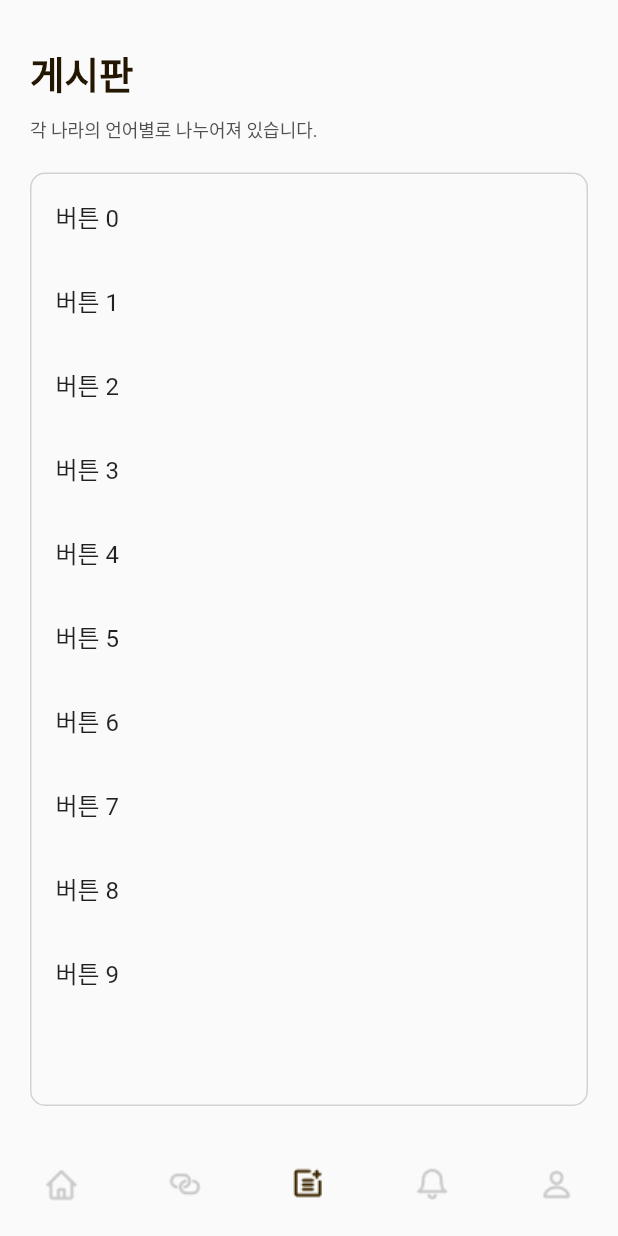
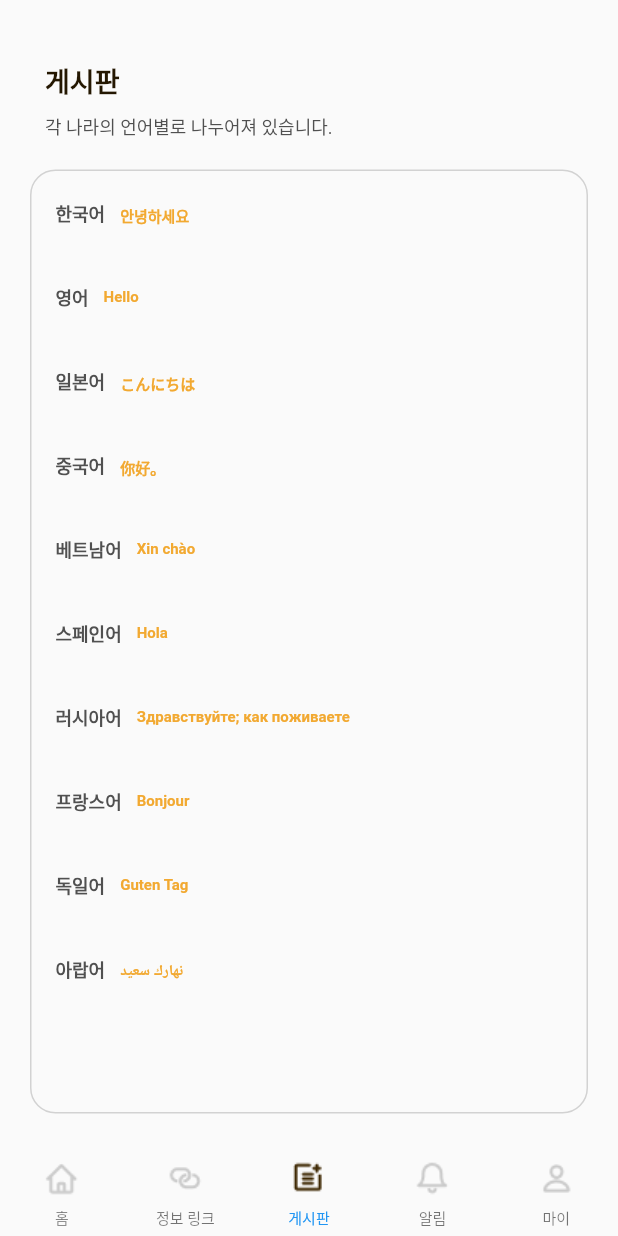
Before and after one commit to dlaywls/kideukkideuk_project, a Flutter app: the screen it shows after launch, item 3 of the bottom bar chosen, on a phone screen of 412 x 824 dp. Run offline on Flutter 3.47's test engine with Material 2 defaults, Android fonts, the phone set to English and light mode, and no system bars; our stand-ins replace get.

Commit message:
feat: 글쓰기 페이지 추가

```diff
--- a/lib/src/app.dart
+++ b/lib/src/app.dart
@@ -10,6 +10,7 @@ class App extends GetView<BottomNavController> {
   @override
   Widget build(BuildContext context) {
     return WillPopScope(
+      onWillPop: controller.willPopAction,
       child: Obx(
         () => Scaffold(
           // backgroundColor: Colors.blue, // 만약 배경화면 색 있다면 바꾸기
@@ -17,29 +18,36 @@ class App extends GetView<BottomNavController> {
             index: controller.pageIndex.value,
             children: [
               Container(
-                child: Center(child: Text('HOME')),
+                child: const Center(child: Text('HOME')),
               ),
               Container(
-                child: Center(child: Text('SEARCH')),
+                child: const Center(child: Text('SEARCH')),
               ),
               const Board(),
               Container(
-                child: Center(child: Text('UPLOAD')),
+                child: const Center(child: Text('UPLOAD')),
               ),
               Container(
-                child: Center(child: Text('ACTIVITY')),
+                child: const Center(child: Text('ACTIVITY')),
               ),
               Container(
-                child: Center(child: Text('MYPAGE')),
+                child: const Center(child: Text('MYPAGE')),
               ),
             ],
           ),
           bottomNavigationBar: BottomNavigationBar(
             type: BottomNavigationBarType.fixed,
             // label 없이 아이콘만 보여주기
-            showSelectedLabels: false,
-            showUnselectedLabels: false,
-            // backgoundColor: Colors.blue,
+            showSelectedLabels: true,
+            showUnselectedLabels: true,
+            selectedLabelStyle: TextStyle(
+              color: Color(0x402A05),
+              fontSize: 10, // 선택된 텍스트 색상
+            ),
+            unselectedLabelStyle: TextStyle(
+              color: Color(0x9E9E9E),
+              fontSize: 10, // 선택되지 않은 텍스트 색상
+            ),
 
             // 기본 활성화 창 설정 (0 = 홈)
             currentIndex: controller.pageIndex.value,
@@ -52,43 +60,31 @@ class App extends GetView<BottomNavController> {
               BottomNavigationBarItem(
                 icon: ImageData(IconsPath.homeOff, size: 30),
                 activeIcon: ImageData(IconsPath.homeOn, size: 30),
-                label: 'home',
+                label: '홈',
               ),
               BottomNavigationBarItem(
                 icon: ImageData(IconsPath.infoOff, size: 30),
                 activeIcon: ImageData(IconsPath.infoOn, size: 30),
-                label: 'home',
+                label: '정보 링크',
               ),
               BottomNavigationBarItem(
                 icon: ImageData(IconsPath.boardOff, size: 30),
                 activeIcon: ImageData(IconsPath.boardOn, size: 30),
-                label: 'home',
+                label: '게시판',
               ),
               BottomNavigationBarItem(
                 icon: ImageData(IconsPath.alarmOff, size: 30),
                 activeIcon: ImageData(IconsPath.alarmOn, size: 30),
-                label: 'home',
+                label: '알림',
               ),
               BottomNavigationBarItem(
                 icon: ImageData(IconsPath.mypageOff, size: 30),
-                label: 'home',
-              ),
-              /*BottomNavigationBarItem(
-                icon: Container(
-                  width: 30,
-                  height: 30,
-                  decoration: const BoxDecoration(
-                    shape: BoxShape.circle,
-                    color: Colors.grey,
-                  ),
-                ),
-                label: 'home',
-              ),*/
+                label: '마이',
+              )
             ],
           ),
         ),
       ),
-      onWillPop: controller.willPopAction,
     );
   }
 }
--- a/lib/src/components/image_data.dart
+++ b/lib/src/components/image_data.dart
@@ -28,7 +28,7 @@ class IconsPath {
   static String get alarmOff => 'assets/images/bottom_nav_alarm_off_icon.png';
   static String get alarmOn => 'assets/images/bottom_nav_alarm_on_icon.png';
   static String get mypageOff => 'assets/images/bottom_nav_mypage_off_icon.png';
-  //static String get mypageOn => 'assets/images/bottom_nav_mypage_on_icon.png';
+  static String get write => 'assets/images/icon_write.png';
   static String get logo => 'assets/images/logo.jpg';
   static String get directMessage => 'assets/images/direct_msg_icon.jpg';
   static String get plusIcon => 'assets/images/plus_icon.png';
--- a/lib/src/pages/board.dart
+++ b/lib/src/pages/board.dart
@@ -15,36 +15,112 @@ class Board extends StatelessWidget {
           const Text(
             '게시판',
             style: TextStyle(
-              fontSize: 25,
+              fontSize: 18,
               fontWeight: FontWeight.bold,
               color: Color(0xFF241701),
             ),
-          ).paddingOnly(top: 30, left: 20),
+          ).paddingOnly(top: 40, left: 30),
           const Text(
             '각 나라의 언어별로 나누어져 있습니다.',
             style: TextStyle(
               fontSize: 12,
               color: Color(0xFF505050),
             ),
-          ).paddingOnly(top: 10, left: 20),
+          ).paddingOnly(top: 8, left: 30),
           Expanded(
             child: Container(
               decoration: BoxDecoration(
                 border: Border.all(color: Color(0xFFD2D2D2)), // 테두리 속성
-                borderRadius: BorderRadius.circular(10), // 테두리의 모서리를 둥글게
+                borderRadius: BorderRadius.circular(17), // 테두리의 모서리를 둥글게
               ),
               margin: const EdgeInsets.all(20), // 테두리 주변의 간격
               child: ListView.builder(
                 itemCount: 10,
                 itemBuilder: (context, index) {
+                  String language;
+                  String hello;
+                  switch (index) {
+                    case 0:
+                      language = '한국어';
+                      hello = "안녕하세요";
+                      break;
+                    case 1:
+                      language = '영어';
+                      hello = "Hello";
+                      break;
+                    case 2:
+                      language = '일본어';
+                      hello = "こんにちは";
+                      break;
+                    case 3:
+                      language = '중국어';
+                      hello = "你好。";
+                      break;
+                    case 4:
+                      language = '베트남어';
+                      hello = "Xin chào";
+                      break;
+                    case 5:
+                      language = '스페인어';
+                      hello = "Hola";
+                      break;
+                    case 6:
+                      language = '러시아어';
+                      hello = "Здравствуйте; как поживаете";
+                      break;
+                    case 7:
+                      language = '프랑스어';
+                      hello = "Bonjour";
+                      break;
+                    case 8:
+                      language = '독일어';
+                      hello = "Guten Tag";
+                      break;
+                    case 9:
+                      language = '아랍어';
+                      hello = "نهارك سعيد";
+                      break;
+                    case 10:
+                      language = '터키어';
+                      hello = "Gün aydın";
+                      break;
+                    case 11:
+                      language = '말레이어';
+                      hello = "Apa Khabar";
+                      break;
+                    default:
+                      language = '기타';
+                      hello = "기타";
+                  }
                   return ListTile(
-                    title: Text('버튼 $index'),
+                    title: Row(
+                      crossAxisAlignment: CrossAxisAlignment.start,
+                      children: [
+                        Text(
+                          language,
+                          style: TextStyle(
+                            fontSize: 12,
+                            color: Color(0xFF505050),
+                            fontWeight: FontWeight.bold,
+                          ),
+                        ),
+                        SizedBox(width: 10),
+                        Text(
+                          hello,
+                          style: TextStyle(
+                            fontSize: 10,
+                            color: Color(0xFFF2A931),
+                            fontWeight: FontWeight.bold,
+                          ),
+                        ).paddingOnly(top: 3),
+                      ],
+                    ),
                     onTap: () {
                       // 버튼을 누르면 새로운 페이지로 이동
                       Navigator.push(
                         context,
                         MaterialPageRoute(
-                          builder: (context) => SecondPage(index),
+                          builder: (context) => SecondPage(language: language),
                         ),
                       );
                     },
--- a/lib/src/pages/boardSecondPage.dart
+++ b/lib/src/pages/boardSecondPage.dart
@@ -1,18 +1,53 @@
 import 'package:flutter/material.dart';
+import 'package:get/get.dart';
+import 'package:kideukkideuk_project/src/pages/writePage.dart';
 
 class SecondPage extends StatelessWidget {
-  final int buttonIndex;
+  final String language;
 
-  SecondPage(this.buttonIndex);
+  const SecondPage({Key? key, required this.language}) : super(key: key);
 
   @override
   Widget build(BuildContext context) {
     return Scaffold(
       appBar: AppBar(
-        title: Text('두 번째 페이지'),
+        title: Text(language + " 게시판"), // AppBar에 버튼 텍스트 표시
       ),
-      body: Center(
-        child: Text('눌린 버튼: $buttonIndex'),
+      body: Align(
+        alignment: Alignment.bottomCenter,
+        child: ElevatedButton(
+          onPressed: () {
+            // '글쓰기' 버튼이 눌렸을 때 새로운 페이지로 이동
+            Navigator.push(
+              context,
+              MaterialPageRoute(
+                builder: (context) => WritePage(null),
+              ),
+            );
+          },
+          style: ElevatedButton.styleFrom(
+            primary: Color(0xFF52B160), // 버튼의 배경색
+            shape: RoundedRectangleBorder(
+              borderRadius: BorderRadius.circular(20.0), // 테두리 모서리를 둥글게
+            ),
+            fixedSize: Size(98, 35.89), // 가로 길이 98, 세로 길이 35.89
+          ),
+          child: Row(
+            mainAxisAlignment: MainAxisAlignment.center,
+            children: [
+              Image.asset(
+                'assets/images/icon_write.png', // 이미지 경로 설정
+              ),
+              SizedBox(width: 4.0), // 이미지와 텍스트 사이의 간격 조절
+              Text(
+                '글쓰기',
+                style: TextStyle(
+                  fontSize: 12.0,
+                ),
+              ),
+            ],
+          ),
+        ).paddingOnly(bottom: 13),
       ),
     );
   }
--- /dev/null
+++ b/lib/src/pages/writePage.dart
@@ -0,0 +1,24 @@
+import 'package:flutter/material.dart';
+import 'package:get/get.dart';
+
+class WritePage extends StatelessWidget {
+  WritePage(Null);
+  @override
+  Widget build(BuildContext context) {
+    return Scaffold(
+      appBar: AppBar(
+        title: Text('글쓰기 페이지'),
+      ),
+      body: Center(
+        child: Padding(
+          padding: const EdgeInsets.all(16.0),
+          child: TextField(
+            decoration: InputDecoration(
+              hintText: '글을 적어주세요',
+            ),
+          ),
+        ),
+      ),
+    );
+  }
+}
```
Also changed, not shown: assets/images/icon_write.png (added).
